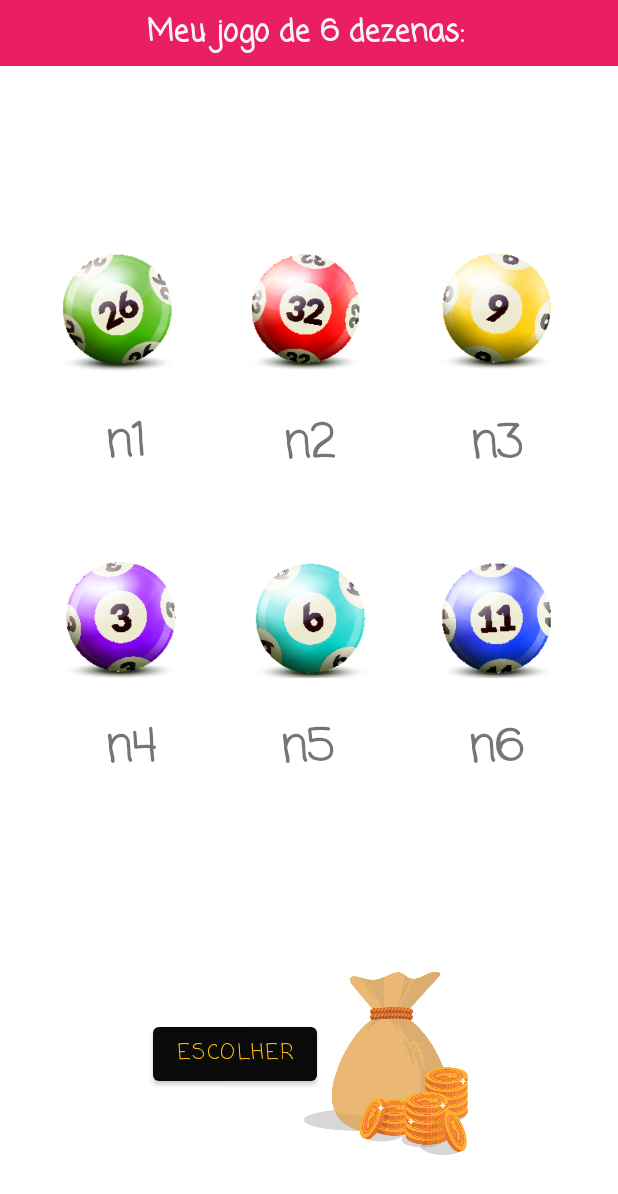
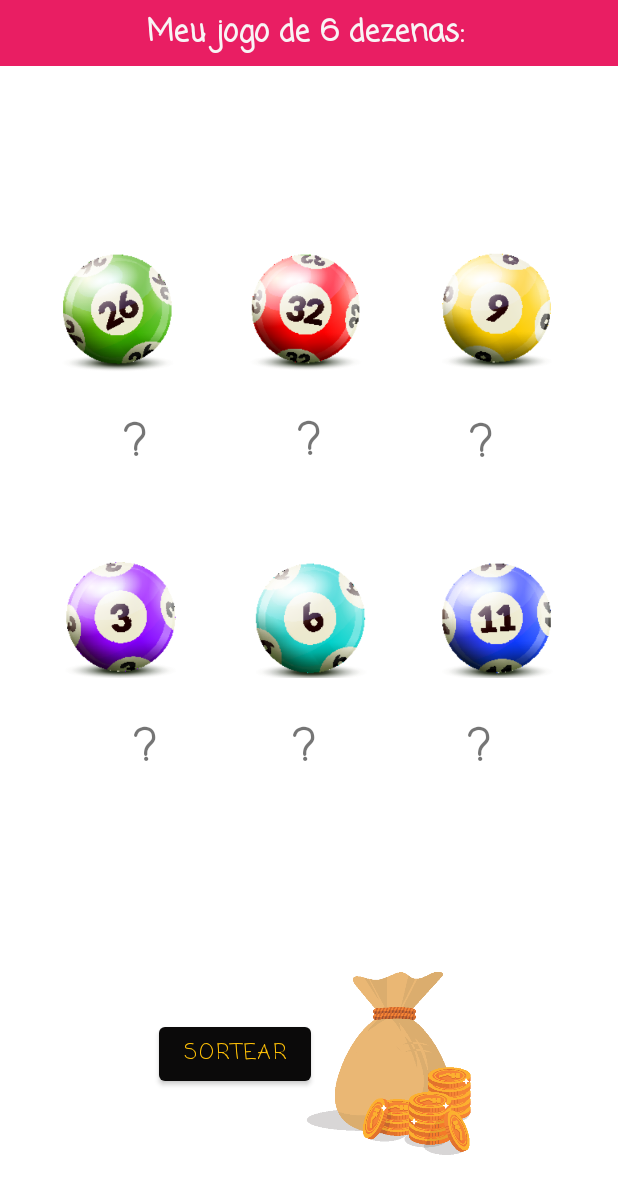
Before and after one commit to anacarolcortez/AppNumerosMegasenna_android, an Android app: the screen it shows after launch (MainActivity), on a phone screen of 412 x 824 dp. Shown: the top 1194 px of the screen. Run offline under Robolectric (Android 15) with nearby library versions, the phone set to English and light mode, and no system bars.

Commit message:
alteração imterface inicial

```diff
--- a/app/src/main/res/layout/activity_main.xml
+++ b/app/src/main/res/layout/activity_main.xml
@@ -85,7 +85,7 @@
         android:layout_marginRight="19dp"
         android:fontFamily="casual"
         android:gravity="center"
-        android:text="n1"
+        android:text="?"
         android:textSize="30sp"
         android:textStyle="bold"
         app:layout_constraintEnd_toEndOf="@+id/imageView3"
@@ -95,12 +95,12 @@
         android:id="@+id/num5"
         android:layout_width="wrap_content"
         android:layout_height="wrap_content"
-        android:layout_marginStart="19dp"
-        android:layout_marginLeft="19dp"
+        android:layout_marginStart="28dp"
+        android:layout_marginLeft="28dp"
         android:layout_marginTop="24dp"
         android:fontFamily="casual"
         android:gravity="center"
-        android:text="n5"
+        android:text="?"
         android:textSize="30sp"
         android:textStyle="bold"
         app:layout_constraintStart_toStartOf="@+id/imageView7"
@@ -115,7 +115,7 @@
         android:layout_marginRight="16dp"
         android:fontFamily="casual"
         android:gravity="center"
-        android:text="n4"
+        android:text="?"
         android:textSize="30sp"
         android:textStyle="bold"
         app:layout_constraintEnd_toEndOf="@+id/imageView6"
@@ -130,7 +130,7 @@
         android:layout_marginTop="25dp"
         android:fontFamily="casual"
         android:gravity="center"
-        android:text="n3"
+        android:text="?"
         android:textSize="30sp"
         android:textStyle="bold"
         app:layout_constraintStart_toStartOf="@+id/imageView5"
@@ -145,7 +145,7 @@
         android:layout_marginTop="24dp"
         android:fontFamily="casual"
         android:gravity="center"
-        android:text="n6"
+        android:text="?"
         android:textSize="30sp"
         android:textStyle="bold"
         app:layout_constraintStart_toStartOf="@+id/imageView8"
@@ -155,12 +155,12 @@
         android:id="@+id/num2"
         android:layout_width="wrap_content"
         android:layout_height="wrap_content"
-        android:layout_marginTop="25dp"
-        android:layout_marginEnd="18dp"
-        android:layout_marginRight="18dp"
+        android:layout_marginTop="24dp"
+        android:layout_marginEnd="28dp"
+        android:layout_marginRight="28dp"
         android:fontFamily="casual"
         android:gravity="center"
-        android:text="n2"
+        android:text="?"
         android:textSize="30sp"
         android:textStyle="bold"
         app:layout_constraintEnd_toEndOf="@+id/imageView4"
@@ -217,7 +217,7 @@
         android:layout_marginRight="100dp"
         android:fontFamily="casual"
         android:onClick="selecionarBotao"
-        android:text="escolher"
+        android:text="sortear"
         android:textColor="#FFC107"
         app:backgroundTint="#0B0A0A"
         app:layout_constraintEnd_toStartOf="@+id/num6"
```
